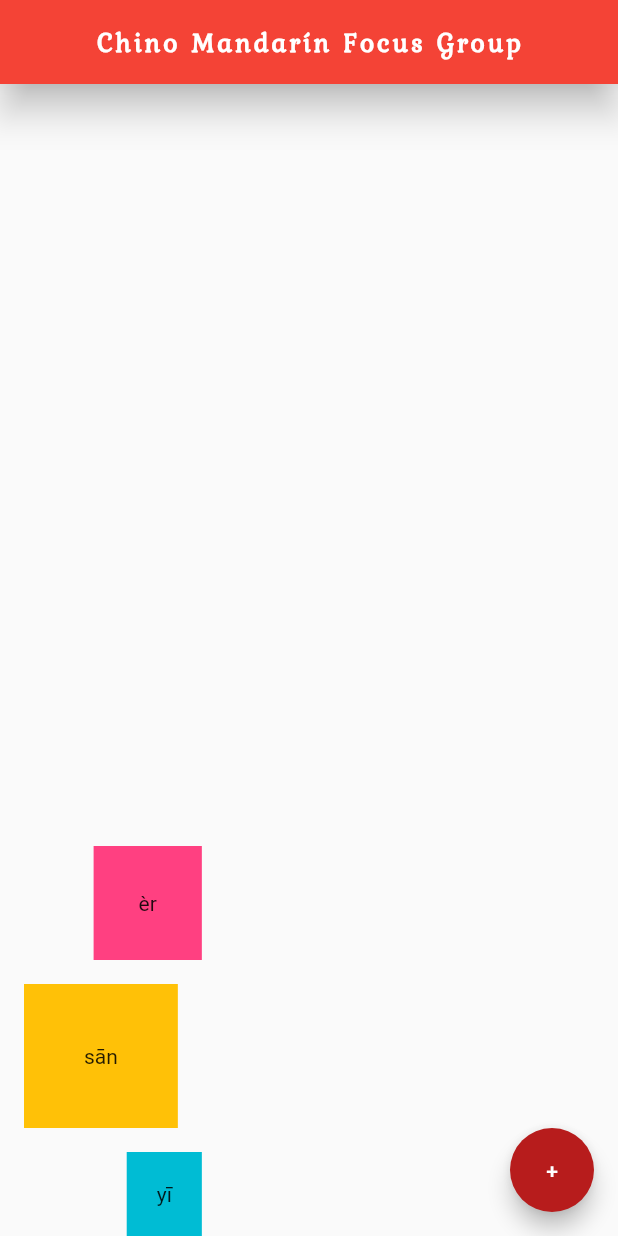
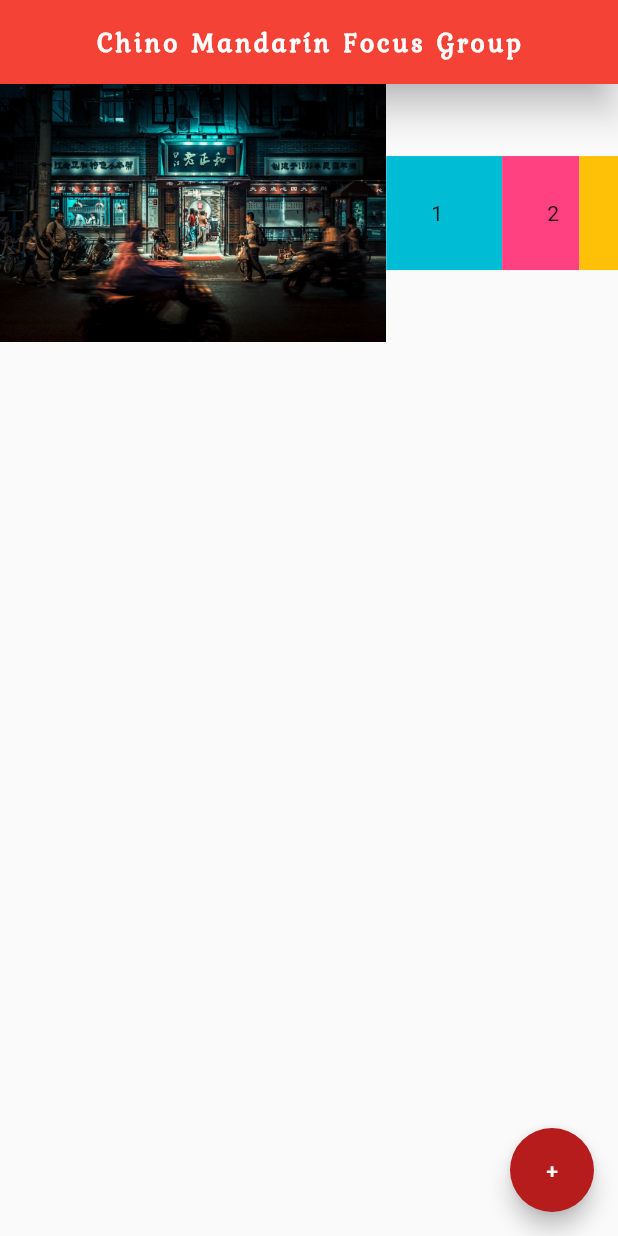
Before and after one commit to LuisYauri/flutter_basic, a Flutter app: the screen it shows after launch, on a phone screen of 412 x 824 dp. Run offline on Flutter 3.47's test engine with Material 2 defaults, Android fonts, the phone set to English and light mode, and no system bars.

Commit message:
Agregar expanded widgets

```diff
--- a/lib/main.dart
+++ b/lib/main.dart
@@ -21,28 +21,36 @@ class Home extends StatelessWidget {
         elevation: 10,
         backgroundColor: Colors.red[500],
       ),
-      body: Column(
-        mainAxisAlignment: MainAxisAlignment.end,
-        crossAxisAlignment: CrossAxisAlignment.end,
+      body: Row(
         children: <Widget>[
-          Container(
-            padding: EdgeInsets.all(30.0),
-            color: Colors.pinkAccent,
-            child: Text('èr'),
+          Expanded(
+            flex: 10,
+            child: Image.asset('assets/china2.jpg'),
           ),
-          Padding(
-            padding: const EdgeInsets.all(16.0),
+          Expanded(
+            flex: 3,
             child: Container(
-              padding: EdgeInsets.all(40.0),
-              color: Colors.amber,
-              child: Text('sān'),
+              padding: EdgeInsets.all(30.0),
+              color: Colors.cyan,
+              child: Text('1'),
             ),
           ),
-          Container(
-            padding: EdgeInsets.all(20.0),
-            color: Colors.cyan,
-            child: Text('yī'),
-          )
+          Expanded(
+            flex: 2,
+            child: Container(
+              padding: EdgeInsets.all(30.0),
+              color: Colors.pinkAccent,
+              child: Text('2'),
+            ),
+          ),
+          Expanded(
+            flex: 1,
+            child: Container(
+              padding: EdgeInsets.all(30.0),
+              color: Colors.amber,
+              child: Text('3'),
+            ),
+          ),
         ],
       ),
       floatingActionButton: FloatingActionButton(
```
